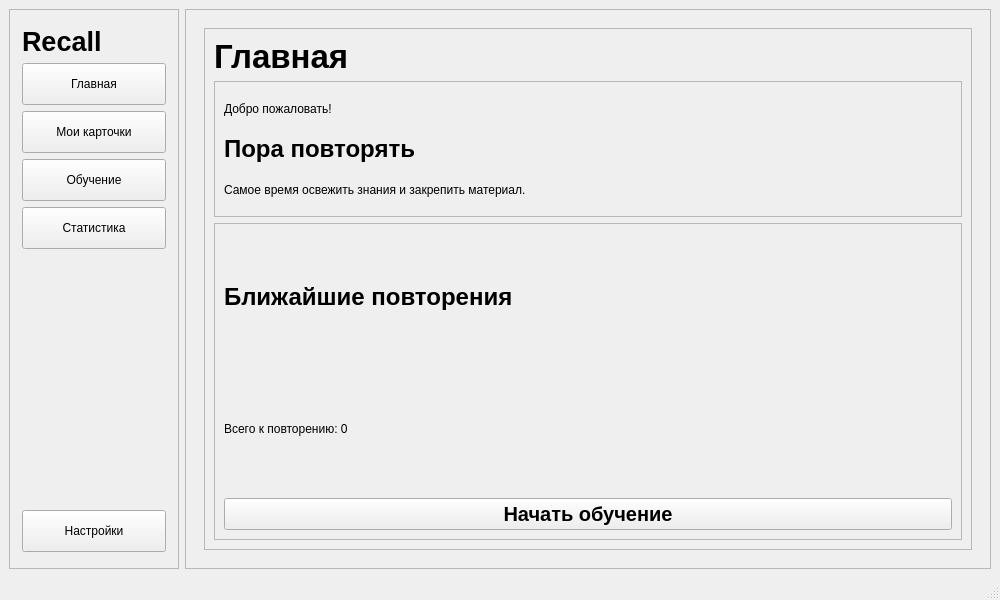
This is ui/main_window_page.ui in roms140/PyQt_project as Qt 5 draws it before an edit. The edited form follows.
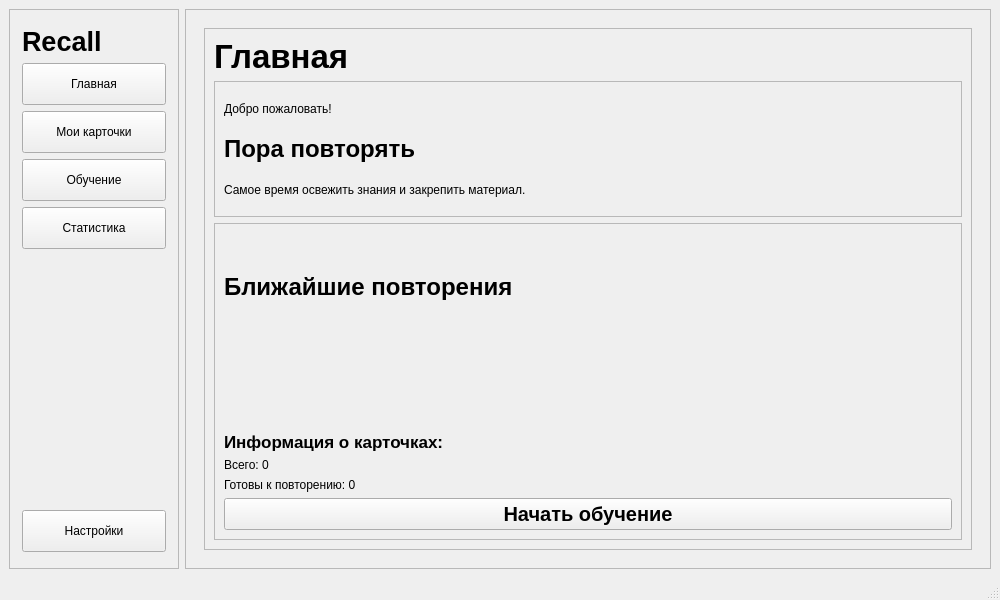
This is the edited form.

Commit message: Add settings dialog, theme switching and improve home page UI

The edit to the form file:
```diff
--- a/ui/main_window_page.ui
+++ b/ui/main_window_page.ui
@@ -340,7 +340,7 @@
                   <property name="frameShadow">
                    <enum>QFrame::Shadow::Raised</enum>
                   </property>
-                  <layout class="QVBoxLayout" name="verticalLayout_5">
+                  <layout class="QVBoxLayout" name="verticalLayout_5" stretch="1,1,0,0,1">
                    <item>
                     <widget class="QLabel" name="reviewsTitle">
                      <property name="font">
@@ -356,9 +356,32 @@
                     </widget>
                    </item>
                    <item>
-                    <widget class="QLabel" name="quantityCardsLabel">
+                    <widget class="QLabel" name="informationLabel">
+                     <property name="font">
+                      <font>
+                       <pointsize>13</pointsize>
+                       <bold>true</bold>
+                      </font>
+                     </property>
                      <property name="text">
-                      <string>Всего к повторению: 0</string>
+                      <string>Информация о карточках:</string>
+                     </property>
+                     <property name="alignment">
+                      <set>Qt::AlignmentFlag::AlignBottom|Qt::AlignmentFlag::AlignLeading|Qt::AlignmentFlag::AlignLeft</set>
+                     </property>
+                    </widget>
+                   </item>
+                   <item>
+                    <widget class="QLabel" name="quantity_allCardsLabel">
+                     <property name="text">
+                      <string>Всего: 0</string>
+                     </property>
+                    </widget>
+                   </item>
+                   <item>
+                    <widget class="QLabel" name="quantity_repetitionCardsLabel">
+                     <property name="text">
+                      <string>Готовы к повторению: 0</string>
                      </property>
                     </widget>
                    </item>
```
The commit also changes 7 other files.
